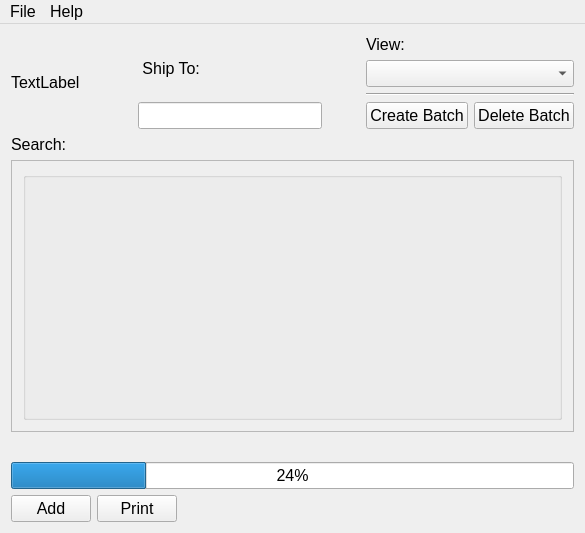
First picture: the form in UI/mainwindow.ui, repository Jared-Gross/DXF-to-PNG-Converter, before the edit.
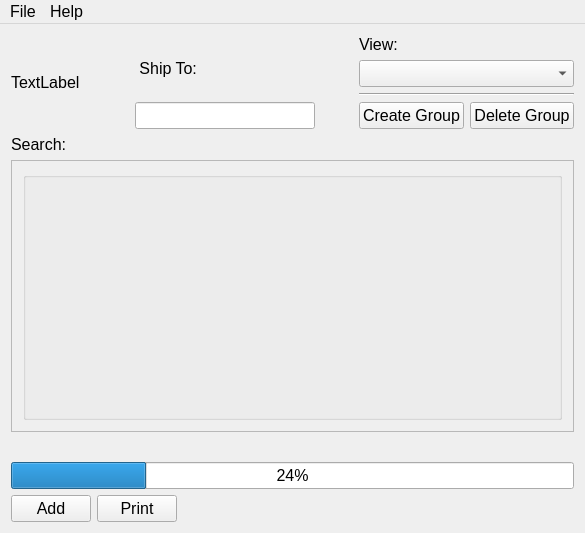
Second picture: the form after the edit.

Diff of the .ui file:
```diff
--- a/UI/mainwindow.ui
+++ b/UI/mainwindow.ui
@@ -133,14 +133,14 @@
           <item>
            <widget class="QPushButton" name="btnCreateBatch">
             <property name="text">
-             <string>Create Batch</string>
+             <string>Create Group</string>
             </property>
            </widget>
           </item>
           <item>
            <widget class="QPushButton" name="btnDeleteBatch">
             <property name="text">
-             <string>Delete Batch</string>
+             <string>Delete Group</string>
             </property>
            </widget>
           </item>
```
Left out of the diff: 32 changed lines with no effect on the pictures.
